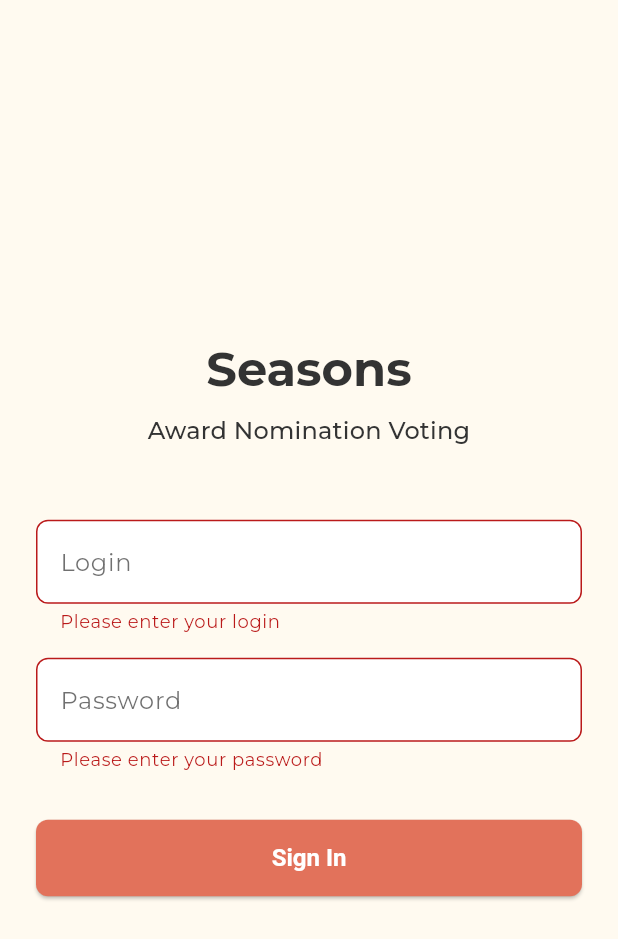
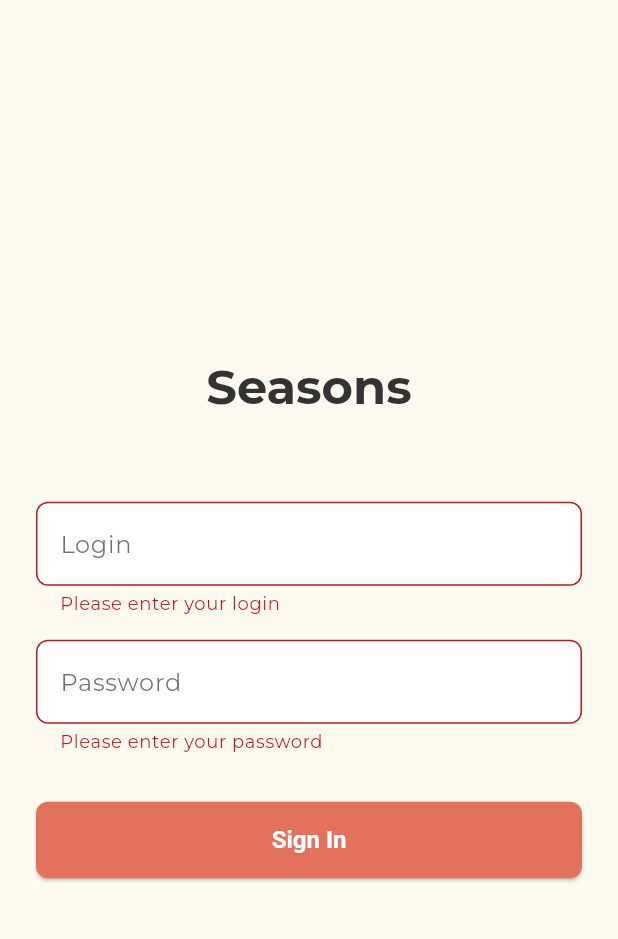
Before and after one commit to milaxcoo/Seasons, a Flutter app: the screen it shows after launch, after a tap on "Sign In", on a phone screen of 412 x 824 dp. Shown: the top 939 px of the screen. Run offline on Flutter 3.47's test engine with Material 3 defaults, Android fonts, the light colour scheme and no system bars; our stand-ins replace bloc, equatable, firebase_core, firebase_messaging, fl_chart, flutter_bloc and 2 more; accounts and stored records are empty; generated files the repository leaves out were written again.

Commit message:
build: Establish v0.5 with core architecture and UI
- Implement the full feature-first architecture using BLoC for state management and the Repository Pattern for data abstraction.
- Build all required UI screens, including Login, Home (with TabBar), Voting Details, and Results (with charting).
- Successfully integrate Firebase Core and Cloud Messaging for push notifications.
- Create a complete mock data repository to enable UI development and testing.

```diff
--- /dev/null
+++ b/devtools_options.yaml
@@ -0,0 +1,3 @@
+description: This file stores settings for Dart & Flutter DevTools.
+documentation: https://docs.flutter.dev/tools/devtools/extensions#configure-extension-enablement-states
+extensions:
--- a/lib/main.dart
+++ b/lib/main.dart
@@ -6,22 +6,27 @@ import 'package:seasons/core/theme.dart';
 import 'package:seasons/data/repositories/mock_voting_repository.dart';
 import 'package:seasons/data/repositories/voting_repository.dart';
 import 'package:seasons/presentation/bloc/auth/auth_bloc.dart';
+import 'package:seasons/presentation/bloc/voting/voting_bloc.dart'; // Import VotingBloc
 import 'package:seasons/presentation/screens/home_screen.dart';
 import 'package:seasons/presentation/screens/login_screen.dart';
+import 'firebase_options.dart';
 
-// The main entry point for the application.
 void main() async {
-  // Ensure that Flutter bindings are initialized before any Flutter code is executed.
-  WidgetsFlutterBinding.ensureInitialized();
+  try {
+    // Ensure that Flutter bindings are initialized before any Flutter code is executed.
+    WidgetsFlutterBinding.ensureInitialized();
 
-  // Initialize Firebase for services like push notifications.
-  await Firebase.initializeApp();
+    // Initialize Firebase for services like push notifications.
+    await Firebase.initializeApp(
+      options: DefaultFirebaseOptions.currentPlatform,
+    );
 
-  // Initialize the Push Notification Service.
-  await PushNotificationService().initialize();
-
-  // Run the root widget of the application.
-  runApp(const SeasonsApp());
+    // Run the root widget of the application.
+    runApp(const SeasonsApp());
+  } catch (e) {
+    // If any error occurs during initialization, print it to the console.
+    print('Failed to initialize app: $e');
+  }
 }
 
 class SeasonsApp extends StatelessWidget {
@@ -42,6 +47,12 @@ class SeasonsApp extends StatelessWidget {
               votingRepository: RepositoryProvider.of<VotingRepository>(context),
             )..add(AppStarted()),
           ),
+          // FIXED: Added the BlocProvider for VotingBloc so HomeScreen can access it.
+          BlocProvider<VotingBloc>(
+            create: (context) => VotingBloc(
+              votingRepository: RepositoryProvider.of<VotingRepository>(context),
+            ),
+          ),
         ],
         child: MaterialApp(
           title: 'Seasons',
@@ -60,6 +71,8 @@ class SeasonsApp extends StatelessWidget {
               }
               // If a token is found, the user is authenticated. Show HomeScreen.
               if (state is AuthAuthenticated) {
+                // Initialize the notification service after a successful login.
+                PushNotificationService().initialize();
                 return const HomeScreen();
               }
               // If no token is found or logout occurs, show LoginScreen.
--- a/lib/presentation/screens/login_screen.dart
+++ b/lib/presentation/screens/login_screen.dart
@@ -80,11 +80,6 @@ class _LoginScreenState extends State<LoginScreen> {
                           ?.copyWith(fontWeight: FontWeight.bold),
                     ),
                     const SizedBox(height: 8),
-                    Text(
-                      'Award Nomination Voting',
-                      textAlign: TextAlign.center,
-                      style: Theme.of(context).textTheme.titleMedium,
-                    ),
                     const SizedBox(height: 48),
 
                     // Login Text Field
```
Also changed, not shown: lib/core/push_notification_service.dart (+24 -19 lines), lib/presentation/screens/result_screen.dart (+7 -2 lines), 5 other files.
